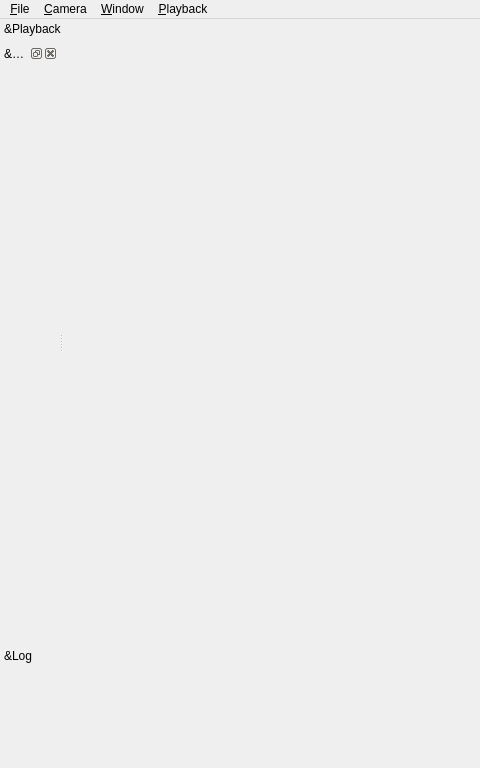
Old version of the form src/window/MainWindow.ui in the repository usnistgov/NetSimulyzer; both pictures show x 0 to 480 and y 0 to 768 of the 1024 by 768 pixel window.
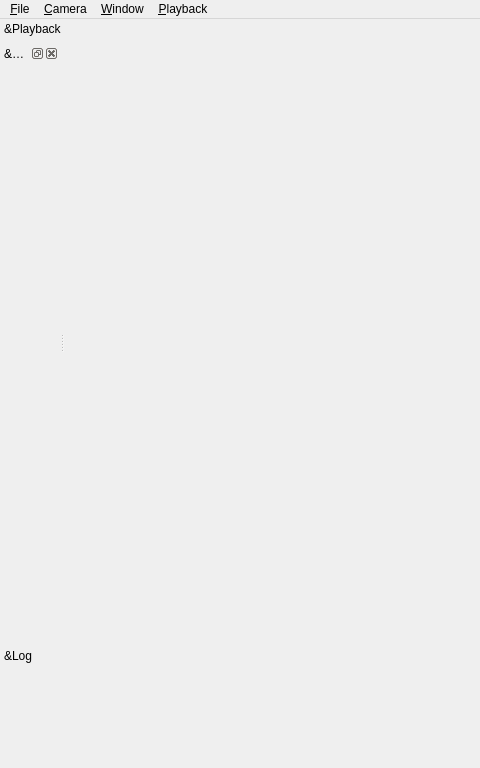
New version of the form. Icons and pictures are not drawn.

Commit message: Allow docking the NodeWidget anywhere

```diff
--- a/src/window/MainWindow.ui
+++ b/src/window/MainWindow.ui
@@ -77,7 +77,7 @@
    </property>
    <property name="minimumSize">
     <size>
-     <width>10</width>
+     <width>59</width>
      <height>35</height>
     </size>
    </property>
```
Left out of the diff: 2 changed lines with no effect on the pictures.
